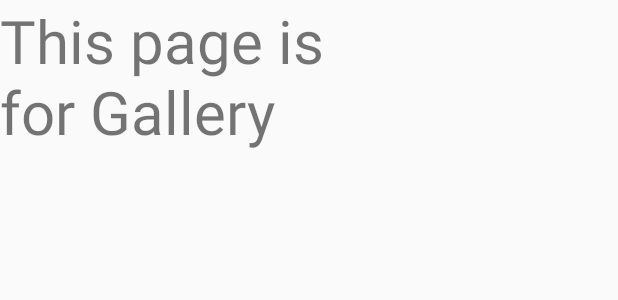
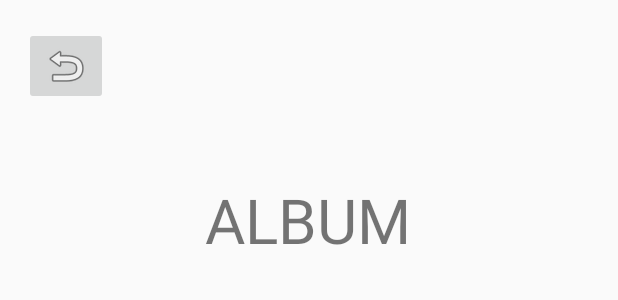
Before and after one commit to bacchusdd/SoftwareEngineering, an Android app: the layout activity_gallery.xml on its own in the app's theme, with its tools: preview values and no code run, on a phone screen of 412 x 824 dp. Shown: the top 300 px of the screen. Run offline under Robolectric (Android 15) with nearby library versions, the phone set to English and light mode, and no system bars.

Commit message:
- gallery를 시작화면으로 - back button과 data list 보여줄 recycler view 생성

```diff
--- a/AndroidClient/app/src/main/java/com/example/motiondetectionalert/Gallery.java
+++ b/AndroidClient/app/src/main/java/com/example/motiondetectionalert/Gallery.java
@@ -3,14 +3,33 @@ package com.example.motiondetectionalert;
 import androidx.appcompat.app.AppCompatActivity;
 
 import android.os.Bundle;
+import android.view.View;
+import android.widget.ImageButton;
+import android.widget.TextView;
 
 public class Gallery extends AppCompatActivity {
+    private ImageButton back_btn;
+    private TextView albumtext;
 
     @Override
     protected void onCreate(Bundle savedInstanceState) {
         super.onCreate(savedInstanceState);
         setContentView(R.layout.activity_gallery);
+
+        //back버튼 누르면 이전 페이지로 돌아감
+        back_btn = (ImageButton)findViewById(R.id.back_btn);
+        back_btn.setOnClickListener(new View.OnClickListener() {
+            @Override
+            public void onClick(View v) {
+                finish();
+            }
+        });
+
+        //album title
+        albumtext = (TextView) findViewById(R.id.albumtext);
     }
+
+
 
     //게시판 형식으로 db에 저장된 date들 불러오기
     //GalleryDate class 사용
--- a/AndroidClient/app/src/main/res/layout/activity_gallery.xml
+++ b/AndroidClient/app/src/main/res/layout/activity_gallery.xml
@@ -6,13 +6,47 @@
     android:layout_height="match_parent"
     tools:context=".Gallery">
 
+    <ImageButton
+        android:id="@+id/back_btn"
+        android:layout_width="wrap_content"
+        android:layout_height="wrap_content"
+        app:layout_constraintBottom_toBottomOf="parent"
+        app:layout_constraintEnd_toEndOf="parent"
+        app:layout_constraintHorizontal_bias="0.045"
+        app:layout_constraintStart_toStartOf="parent"
+        app:layout_constraintTop_toTopOf="parent"
+        app:layout_constraintVertical_bias="0.023"
+        app:srcCompat="@android:drawable/ic_menu_revert" />
+
+    <LinearLayout
+        android:id="@+id/linearLayout"
+        android:layout_width="388dp"
+        android:layout_height="537dp"
+        android:orientation="vertical"
+        app:layout_constraintBottom_toBottomOf="parent"
+        app:layout_constraintEnd_toEndOf="parent"
+        app:layout_constraintHorizontal_bias="0.478"
+        app:layout_constraintStart_toStartOf="parent"
+        app:layout_constraintTop_toTopOf="parent"
+        app:layout_constraintVertical_bias="0.824">
+
+        <androidx.recyclerview.widget.RecyclerView
+            android:layout_width="match_parent"
+            android:layout_height="match_parent" />
+
+    </LinearLayout>
+
     <TextView
-        android:id="@+id/textView"
-        android:layout_width="254dp"
-        android:layout_height="150dp"
-        android:text="This page is for Gallery"
-        android:textSize="40sp"
-        tools:layout_editor_absoluteX="78dp"
-        tools:layout_editor_absoluteY="176dp"
-        tools:ignore="MissingConstraints" />
+        android:id="@+id/albumtext"
+        android:layout_width="wrap_content"
+        android:layout_height="wrap_content"
+        android:layout_marginBottom="30dp"
+        android:text="ALBUM"
+        android:textSize="41sp"
+        app:layout_constraintBottom_toTopOf="@+id/linearLayout"
+        app:layout_constraintEnd_toEndOf="parent"
+        app:layout_constraintHorizontal_bias="0.498"
+        app:layout_constraintStart_toStartOf="parent"
+        app:layout_constraintTop_toTopOf="parent"
+        app:layout_constraintVertical_bias="0.788" />
 </androidx.constraintlayout.widget.ConstraintLayout>
```
